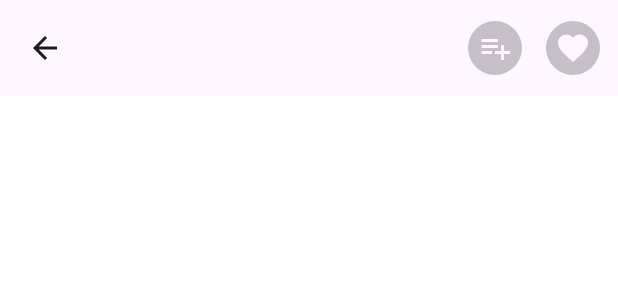
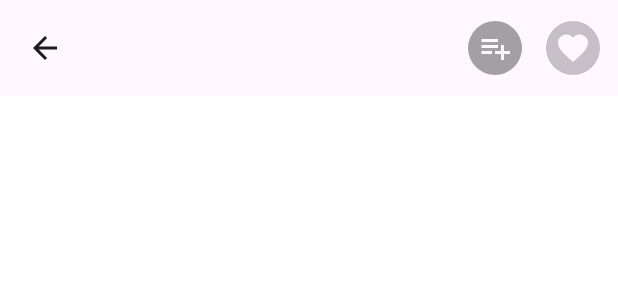
Before and after one commit to gimartinez17/movies-app, an Android app built with Jetpack Compose: the @Preview function TopAppBarWithLogoPreview, on a phone screen of 412 x 824 dp. Shown: the top 300 px of the screen. Run offline under Robolectric (Android 15) with nearby library versions, the phone set to English and light mode, and no system bars; our stand-ins replace accompanist.

Commit message:
Change color alpha in background icons

```diff
--- a/app/src/main/java/com/gmart/gmovies/navigation/AppTopAppBar.kt
+++ b/app/src/main/java/com/gmart/gmovies/navigation/AppTopAppBar.kt
@@ -78,7 +78,7 @@ fun AppTopAppBar(
                         .size(36.dp)
                         .background(
                             color = if (appBarState.showContrastColor)
-                                MaterialTheme.colorScheme.surface.copy(alpha = 0.25f)
+                                MaterialTheme.colorScheme.surface.copy(alpha = 0.4f)
                             else
                                 Color.Transparent,
                             shape = CircleShape
@@ -126,7 +126,7 @@ fun TopAppBarWithLogoPreview() {
                             .size(36.dp)
                             .background(
                                 color = if (inverseColor)
-                                    MaterialTheme.colorScheme.onSurface.copy(alpha = 0.25f)
+                                    MaterialTheme.colorScheme.onSurface.copy(alpha = 0.4f)
                                 else
                                     Color.Transparent,
                                 shape = CircleShape
--- a/app/src/main/java/com/gmart/gmovies/ui/screen/details/composables/header/composables/AddToListIcon.kt
+++ b/app/src/main/java/com/gmart/gmovies/ui/screen/details/composables/header/composables/AddToListIcon.kt
@@ -46,7 +46,7 @@ internal fun AddToListIcon(
                 .size(36.dp)
                 .background(
                     color = if (showContrastColor)
-                        MaterialTheme.colorScheme.surface.copy(alpha = 0.25f)
+                        MaterialTheme.colorScheme.surface.copy(alpha = 0.4f)
                     else
                         Color.Transparent,
                     shape = CircleShape
--- a/app/src/main/java/com/gmart/gmovies/ui/screen/details/composables/header/composables/FavouriteIcon.kt
+++ b/app/src/main/java/com/gmart/gmovies/ui/screen/details/composables/header/composables/FavouriteIcon.kt
@@ -31,7 +31,7 @@ internal fun FavouriteIcon(
             .size(36.dp)
             .background(
                 color = if (showContrastColor)
-                    MaterialTheme.colorScheme.surface.copy(alpha = 0.25f)
+                    MaterialTheme.colorScheme.surface.copy(alpha = 0.4f)
                 else
                     Color.Transparent,
                 shape = CircleShape
```
